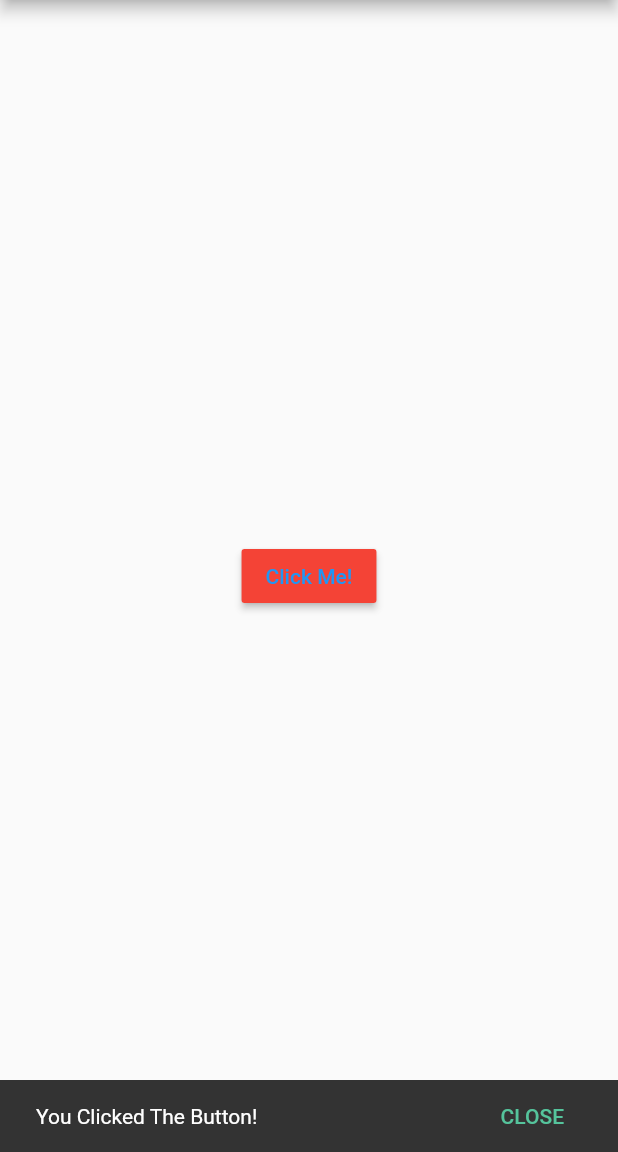
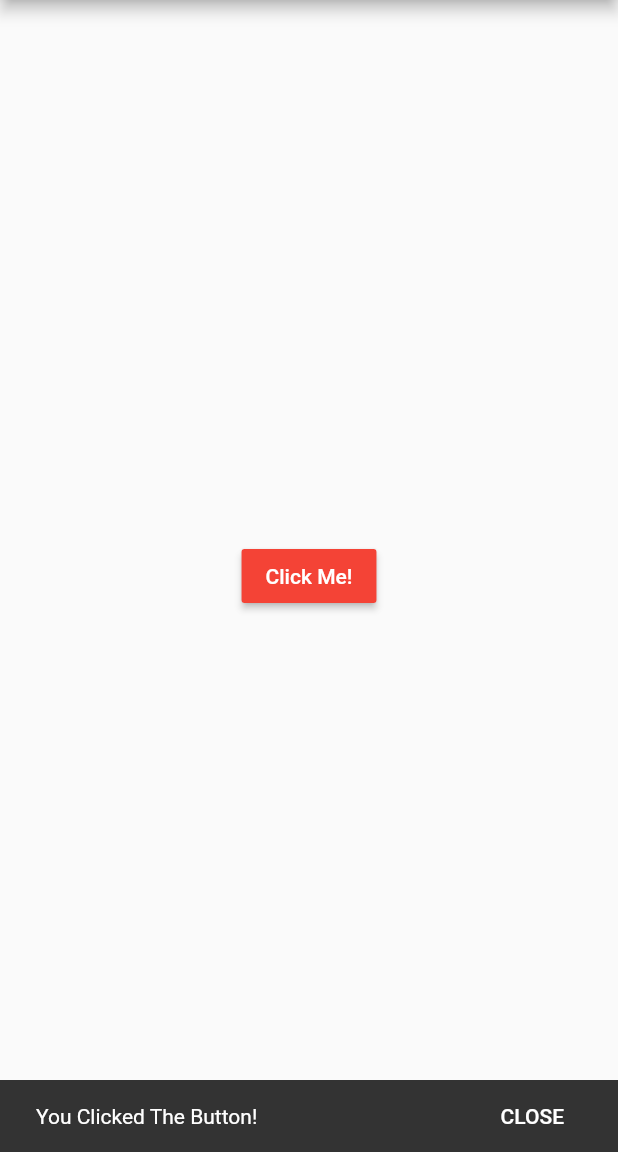
Before and after one commit to Pro-55/my_flutter_test, a Flutter app: the screen it shows after launch, after a tap on "Click Me!", on a phone screen of 412 x 824 dp, the part 84-1236 px from its top. Run offline on Flutter 3.47's test engine with Material 2 defaults, Android fonts, the phone set to English and light mode, and no system bars.

Commit message:
CR:Pranit Text color changed

```diff
--- a/lib/main.dart
+++ b/lib/main.dart
@@ -14,7 +14,9 @@ class MyApp extends StatelessWidget {
     scaffold.showSnackBar(SnackBar(
       content: Text('$_snackBarMessage'),
       action: SnackBarAction(
-          label: '$_snackBarAction', onPressed: scaffold.hideCurrentSnackBar),
+          textColor: Colors.white,
+          label: '$_snackBarAction',
+          onPressed: scaffold.hideCurrentSnackBar),
     ));
   }
 
@@ -42,7 +44,7 @@ class MyApp extends StatelessWidget {
                       RaisedButton(
                         onPressed: () => _onClick(context),
                         color: Colors.red,
-                        textColor: Colors.blue,
+                        textColor: Colors.white,
                         child: Container(
                           decoration: const BoxDecoration(
                             color: Colors.red,
```
